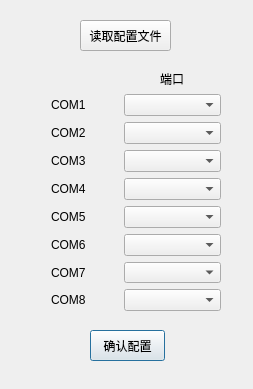
Qt form configdialog.ui (Mapleaph/comtest) before a commit.
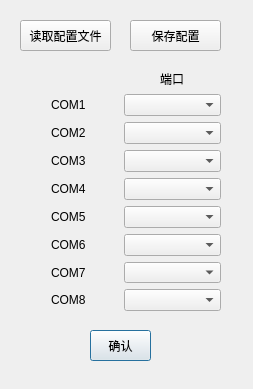
The same form after that commit.

Commit message: change the ui refresh rate to reduce the high cpu occupation. add save config function. change the spinbox step from 1 to 10.

```diff
--- a/configdialog.ui
+++ b/configdialog.ui
@@ -21,8 +21,8 @@
   </property>
   <property name="maximumSize">
    <size>
-    <width>253</width>
-    <height>389</height>
+    <width>10000</width>
+    <height>10000</height>
    </size>
   </property>
   <property name="windowTitle">
@@ -39,12 +39,12 @@
     <rect>
      <x>90</x>
      <y>330</y>
-     <width>75</width>
+     <width>61</width>
      <height>31</height>
     </rect>
    </property>
    <property name="text">
-    <string>确认配置</string>
+    <string>确认</string>
    </property>
   </widget>
   <widget class="QWidget" name="layoutWidget">
@@ -149,7 +149,7 @@
   <widget class="QPushButton" name="btn_auto_config">
    <property name="geometry">
     <rect>
-     <x>80</x>
+     <x>20</x>
      <y>20</y>
      <width>91</width>
      <height>31</height>
@@ -159,6 +159,19 @@
     <string>读取配置文件</string>
    </property>
   </widget>
+  <widget class="QPushButton" name="btn_save_config">
+   <property name="geometry">
+    <rect>
+     <x>130</x>
+     <y>20</y>
+     <width>91</width>
+     <height>31</height>
+    </rect>
+   </property>
+   <property name="text">
+    <string>保存配置</string>
+   </property>
+  </widget>
  </widget>
  <resources/>
  <connections/>
```
The commit also changes 7 other files.
